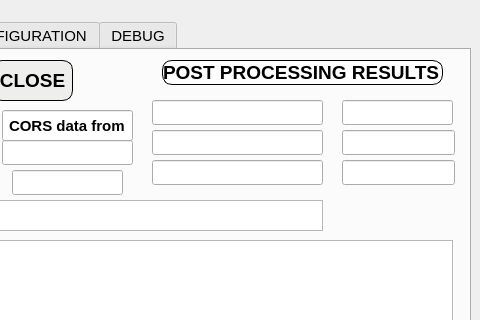
Old version of the form RTKBASE/mydialog.ui in the repository Francklin2/RTKLIB_Touchscreen_GUI; both pictures show x 320 to 800 and y 0 to 320 of the 800 by 480 pixel window.
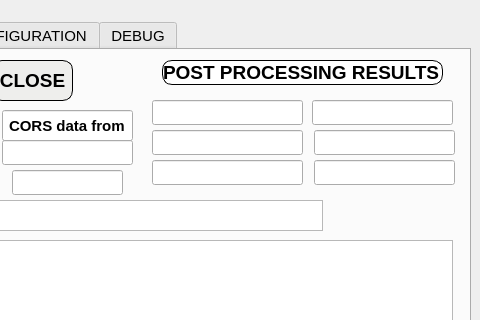
New version of the form. Custom widgets are drawn as their Qt base class.

Diff of the .ui file:
```diff
--- a/RTKBASE/mydialog.ui
+++ b/RTKBASE/mydialog.ui
@@ -77,19 +77,25 @@
     <widget class="QLineEdit" name="LLH_Lat_lineEdit">
      <property name="geometry">
       <rect>
-       <x>650</x>
+       <x>620</x>
        <y>50</y>
-       <width>111</width>
+       <width>141</width>
        <height>25</height>
       </rect>
      </property>
+     <property name="maxLength">
+      <number>17</number>
+     </property>
+     <property name="frame">
+      <bool>true</bool>
+     </property>
     </widget>
     <widget class="QLineEdit" name="LLH_Alt_lineEdit">
      <property name="geometry">
       <rect>
-       <x>650</x>
+       <x>622</x>
        <y>110</y>
-       <width>113</width>
+       <width>141</width>
        <height>25</height>
       </rect>
      </property>
@@ -97,9 +103,9 @@
     <widget class="QLineEdit" name="LLH_Lon_lineEdit">
      <property name="geometry">
       <rect>
-       <x>650</x>
+       <x>622</x>
        <y>80</y>
-       <width>113</width>
+       <width>141</width>
        <height>25</height>
       </rect>
      </property>
@@ -109,17 +115,20 @@
       <rect>
        <x>460</x>
        <y>50</y>
-       <width>171</width>
+       <width>151</width>
        <height>25</height>
       </rect>
      </property>
+     <property name="readOnly">
+      <bool>false</bool>
+     </property>
     </widget>
     <widget class="QLineEdit" name="ECEF_z_lineEdit">
      <property name="geometry">
       <rect>
        <x>460</x>
        <y>110</y>
-       <width>171</width>
+       <width>151</width>
        <height>25</height>
       </rect>
      </property>
@@ -129,7 +138,7 @@
       <rect>
        <x>460</x>
        <y>80</y>
-       <width>171</width>
+       <width>151</width>
        <height>25</height>
       </rect>
      </property>
```
Left out of the diff: 6 changed lines with no effect on the pictures.
